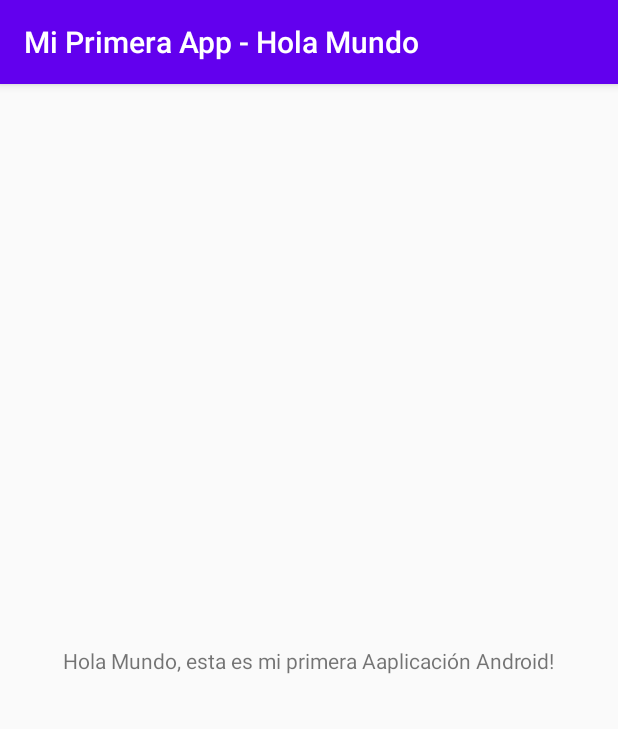
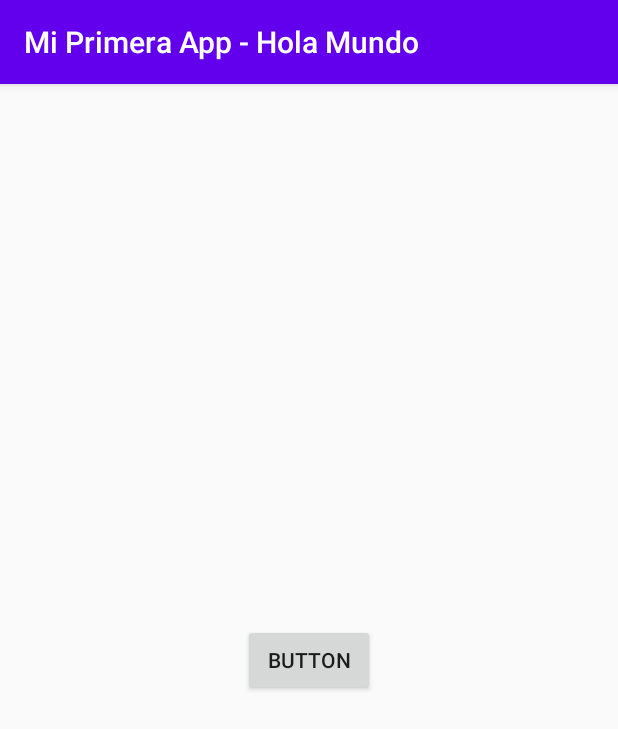
Before and after one commit to Junio28/HolaMundo, an Android app: the screen it shows after launch (MainActivity before the commit, LoginActivity after it), on a phone screen of 412 x 824 dp. Shown: the top 729 px of the screen. Run offline under Robolectric (Android 15) with nearby library versions, the phone set to English and light mode, and no system bars.

Commit message:
Crear un Boton

```diff
--- a/app/src/main/AndroidManifest.xml
+++ b/app/src/main/AndroidManifest.xml
@@ -12,14 +12,16 @@
         android:roundIcon="@mipmap/ic_launcher_round"
         android:supportsRtl="true"
         android:theme="@style/AppTheme">
-        <activity android:name=".LoginActivity"></activity>
-        <activity android:name=".MainActivity">
+        <activity android:name=".LoginActivity">
             <intent-filter>
                 <action android:name="android.intent.action.MAIN" />
 
                 <category android:name="android.intent.category.LAUNCHER" />
             </intent-filter>
         </activity>
+        <activity android:name=".MainActivity">
+
+        </activity>
     </application>
 
 </manifest>
--- a/app/src/main/res/layout/activity_login.xml
+++ b/app/src/main/res/layout/activity_login.xml
@@ -6,4 +6,13 @@
     android:layout_height="match_parent"
     tools:context=".LoginActivity">
 
+    <Button
+        android:id="@+id/button"
+        android:layout_width="wrap_content"
+        android:layout_height="wrap_content"
+        android:text="Button"
+        app:layout_constraintBottom_toBottomOf="parent"
+        app:layout_constraintEnd_toEndOf="parent"
+        app:layout_constraintStart_toStartOf="parent"
+        app:layout_constraintTop_toTopOf="parent" />
 </androidx.constraintlayout.widget.ConstraintLayout>
--- a/app/src/main/res/layout/activity_main.xml
+++ b/app/src/main/res/layout/activity_main.xml
@@ -9,7 +9,7 @@
     <TextView
         android:layout_width="wrap_content"
         android:layout_height="wrap_content"
-        android:text="Hola Mundo, esta es mi primera Aaplicación Android!"
+        android:text="Hola Mundo, esta es mi primera Aplicación Android!"
         app:layout_constraintBottom_toBottomOf="parent"
         app:layout_constraintLeft_toLeftOf="parent"
         app:layout_constraintRight_toRightOf="parent"
```
